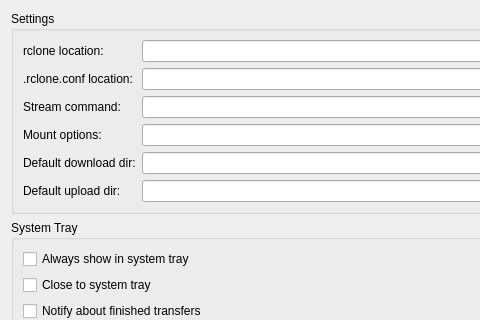
Above: src/preferences_dialog.ui from SysAdminDoc/RcloneBrowserNG before the change; both pictures show x 0 to 480 and y 0 to 320 of the 600 by 547 pixel window. Below: the same form after it.
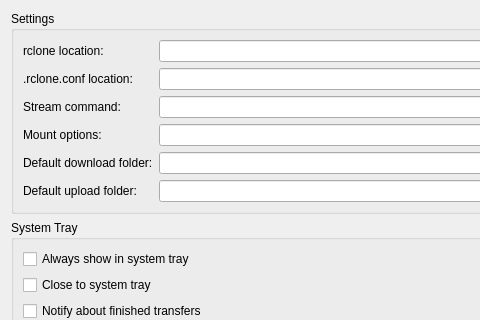
That is the form after the change.

Commit message: Preferences cosmetics

What changed in the file:
```diff
--- a/src/preferences_dialog.ui
+++ b/src/preferences_dialog.ui
@@ -86,7 +86,7 @@
       <item row="6" column="0">
        <widget class="QLabel" name="label_d">
         <property name="text">
-         <string>Default download dir:</string>
+         <string>Default download folder:</string>
         </property>
        </widget>
       </item>
@@ -103,7 +103,7 @@
       <item row="7" column="0">
        <widget class="QLabel" name="label_u">
         <property name="text">
-         <string>Default upload dir:</string>
+         <string>Default upload folder:</string>
         </property>
        </widget>
       </item>
```
